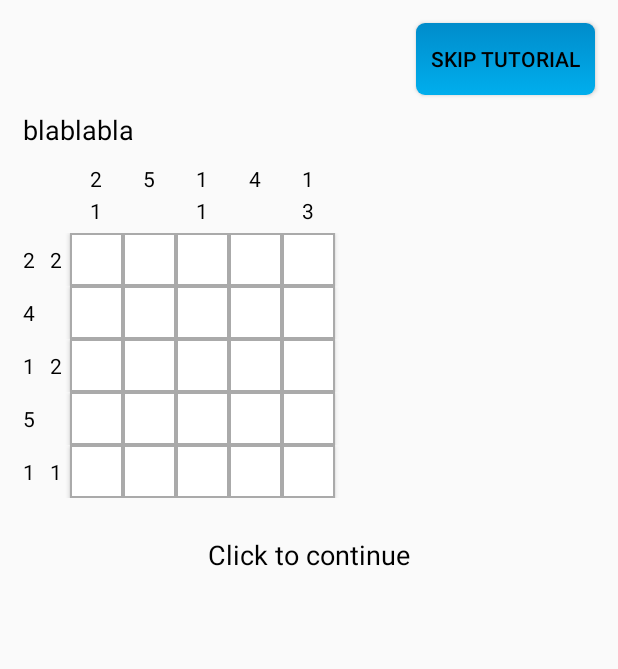
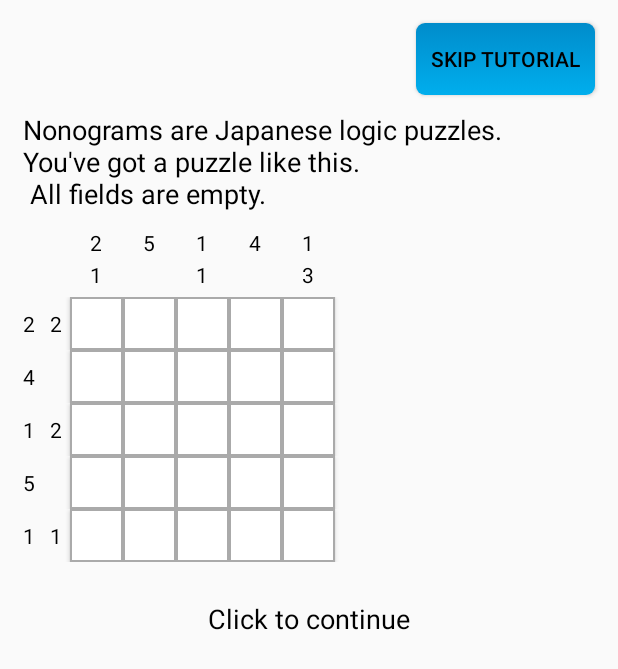
Before and after one commit to elen-niedermeyer/Nonogram-App, an Android app: the HowToPlayActivity screen opened directly, with no data from a screen before it, on a phone screen of 412 x 824 dp. Shown: the top 669 px of the screen. Run offline under Robolectric (Android 15) with nearby library versions, the phone set to English and light mode, and no system bars.

Commit message:
Add the strings

```diff
--- a/app/src/main/res/values/strings.xml
+++ b/app/src/main/res/values/strings.xml
@@ -22,11 +22,11 @@
     <string name="click_here_new_game">Click to start a new puzzle</string>
 
     <!-- how to play activity -->
-    <string name="instruction_1">blablabla</string>
-    <string name="instruction_2">blbla2</string>
-    <string name="instruction_3">blabla3</string>
-    <string name="instruction_4">blabla4</string>
-    <string name="instruction_5">blablabla5</string>
+    <string name="instruction_1">Nonograms are Japanese logic puzzles.\nYou\'ve got a puzzle like this.\n All fields are empty.</string>
+    <string name="instruction_2">The numbers defines groups of boxes in each row and column. This groups must be filled.</string>
+    <string name="instruction_3">Mark filled fields black (clicking once) and empty fields with a cross (clicking twice) or leave it out.</string>
+    <string name="instruction_4">Two numbers means two groups in a row or column. There must be at least one empty field between two groups. The groups are in the order of the numbers.</string>
+    <string name="instruction_5">Identify all the filled boxes by logical thought and combining.</string>
     <string name="skip_tutorial">Skip tutorial</string>
     <string name="click_here_continue">Click to continue</string>
 
```
